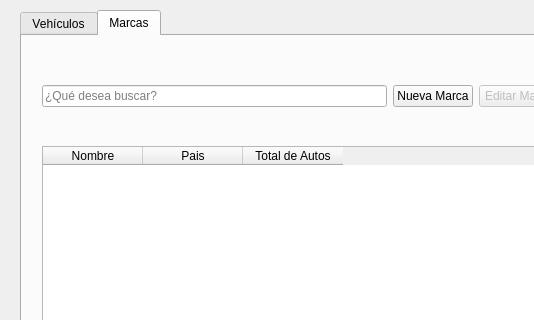
Qt form mainwindow.ui (KeyHiro/TCSFP) before a commit; both pictures show x 0 to 534 and y 0 to 320 of the 691 by 455 pixel window.
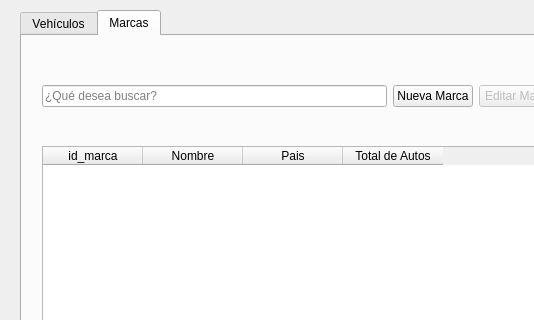
The same form after that commit. The open tabs and pages were chosen to show the change.

Commit message: cuarta version implementacion botones marca

What changed in the file:
```diff
--- a/mainwindow.ui
+++ b/mainwindow.ui
@@ -172,6 +172,11 @@
       <property name="selectionBehavior">
        <enum>QAbstractItemView::SelectRows</enum>
       </property>
+      <column>
+       <property name="text">
+        <string>id_marca</string>
+       </property>
+      </column>
       <column>
        <property name="text">
         <string>Nombre</string>
```
Left out of the diff: 13 changed lines with no effect on the pictures. The commit also changes 4 other files.
